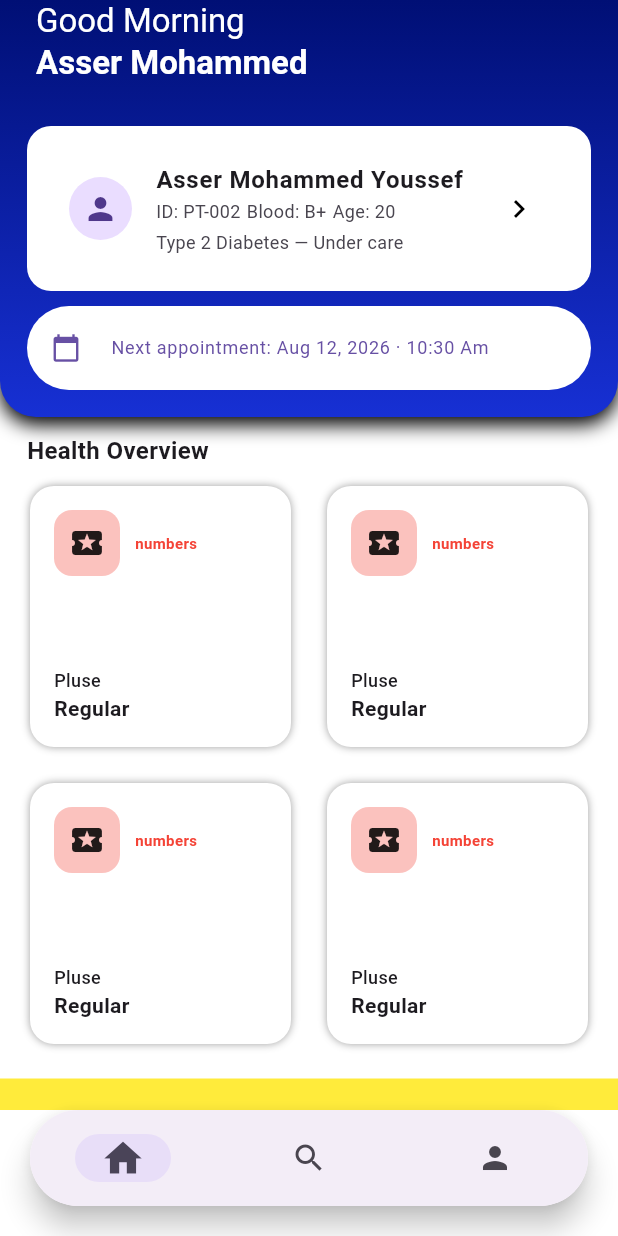
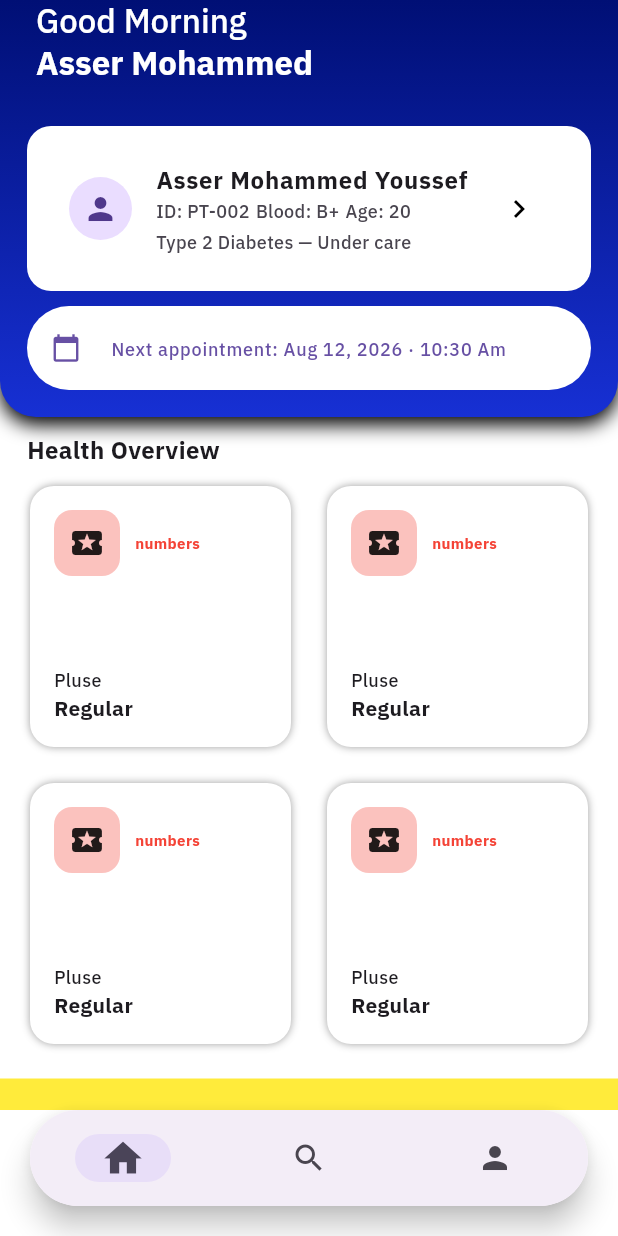
Before and after one commit to techmasterycompany-star/LeoClinic_flutter, a Flutter app: the screen it shows after launch, on a phone screen of 412 x 824 dp. Run offline on Flutter 3.47's test engine with Material 3 defaults, Android fonts, the phone set to English and light mode, and no system bars; project files that could hold a hidden picture were left out.

Commit message:
Refactor theme implementation by removing AppTheme class and directly using lightTheme

```diff
--- a/lib/core/theme/app_theme.dart
+++ b/lib/core/theme/app_theme.dart
@@ -1,10 +1,7 @@
 import 'package:flutter/material.dart';
 import 'package:leoclinic_flutter/core/constants/app_colors.dart';
 
-class AppTheme {
-
-  ThemeData lightTheme = ThemeData(
-    scaffoldBackgroundColor: AppColors.background
-
-  );
-}
+ThemeData lightTheme = ThemeData(
+  scaffoldBackgroundColor: AppColors.background,
+  fontFamily: 'IBMPlexSans',
+);
--- a/lib/main.dart
+++ b/lib/main.dart
@@ -1,7 +1,6 @@
 import 'package:flutter/material.dart';
 import 'package:leoclinic_flutter/core/utils/navbar.dart';
 import 'package:leoclinic_flutter/core/theme/app_theme.dart';
-
 import 'package:leoclinic_flutter/features/patient/presentation/pages/patient_info_page.dart';
 
 void main() {
@@ -15,7 +14,7 @@ class HomePage extends StatelessWidget {
   Widget build(BuildContext context) {
     return MaterialApp(
       debugShowCheckedModeBanner: false,
-      theme: AppTheme().lightTheme,
+      theme: lightTheme,
       themeMode: ThemeMode.light,
       home: Scaffold(
         body: PatientInfoPage(),
```
